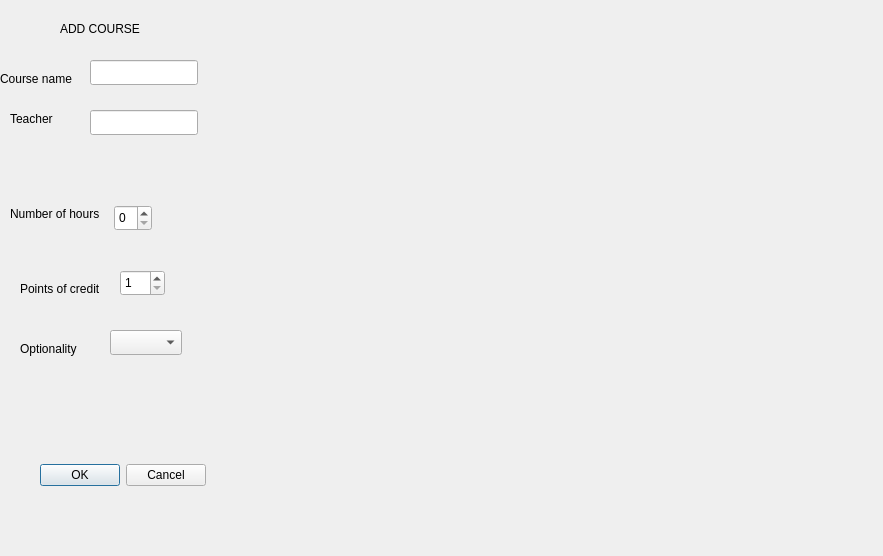
The window that coursedialog.ui (casalete/ErasmusIo) describes before a commit, drawn with Qt 5.
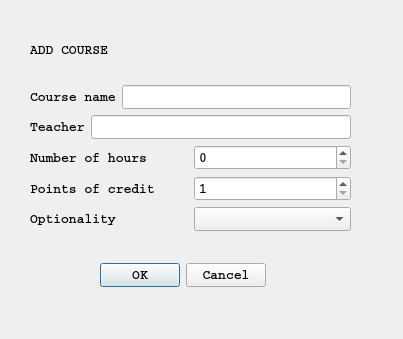
The same window after the commit. Icons and pictures are not drawn.

```diff
--- a/coursedialog.ui
+++ b/coursedialog.ui
@@ -6,162 +6,231 @@
    <rect>
     <x>0</x>
     <y>0</y>
-    <width>883</width>
-    <height>556</height>
+    <width>403</width>
+    <height>339</height>
    </rect>
   </property>
   <property name="windowTitle">
    <string>Dialog</string>
   </property>
+  <property name="styleSheet">
+   <string notr="true">background-image: url(:/unic.jpg);</string>
+  </property>
   <widget class="QDialogButtonBox" name="buttonBox">
    <property name="geometry">
     <rect>
-     <x>40</x>
-     <y>460</y>
+     <x>100</x>
+     <y>260</y>
      <width>166</width>
      <height>31</height>
     </rect>
    </property>
+   <property name="font">
+    <font>
+     <family>Courier</family>
+     <pointsize>10</pointsize>
+     <weight>75</weight>
+     <bold>true</bold>
+    </font>
+   </property>
    <property name="standardButtons">
     <set>QDialogButtonBox::Cancel|QDialogButtonBox::Ok</set>
    </property>
   </widget>
-  <widget class="QLabel" name="nrOfPC">
+  <widget class="QWidget" name="">
    <property name="geometry">
     <rect>
-     <x>20</x>
-     <y>280</y>
-     <width>91</width>
-     <height>17</height>
-    </rect>
-   </property>
-   <property name="text">
-    <string>Points of credit</string>
-   </property>
-  </widget>
-  <widget class="QSpinBox" name="nrCP">
-   <property name="geometry">
-    <rect>
-     <x>120</x>
-     <y>270</y>
-     <width>45</width>
-     <height>26</height>
-    </rect>
-   </property>
-   <property name="minimum">
-    <number>1</number>
-   </property>
-   <property name="maximum">
-    <number>6</number>
-   </property>
-  </widget>
-  <widget class="QLabel" name="optionality">
-   <property name="geometry">
-    <rect>
-     <x>20</x>
-     <y>340</y>
-     <width>71</width>
-     <height>17</height>
-    </rect>
-   </property>
-   <property name="text">
-    <string>Optionality</string>
-   </property>
-  </widget>
-  <widget class="QLabel" name="label_3">
-   <property name="geometry">
-    <rect>
-     <x>60</x>
+     <x>30</x>
      <y>20</y>
-     <width>131</width>
-     <height>17</height>
+     <width>321</width>
+     <height>211</height>
     </rect>
    </property>
-   <property name="text">
-    <string>ADD COURSE</string>
-   </property>
-  </widget>
-  <widget class="QComboBox" name="comboBox_optionality">
-   <property name="geometry">
-    <rect>
-     <x>110</x>
-     <y>330</y>
-     <width>72</width>
-     <height>25</height>
-    </rect>
-   </property>
-  </widget>
-  <widget class="QLineEdit" name="course">
-   <property name="geometry">
-    <rect>
-     <x>90</x>
-     <y>60</y>
-     <width>108</width>
-     <height>25</height>
-    </rect>
-   </property>
-  </widget>
-  <widget class="QLabel" name="courseName">
-   <property name="geometry">
-    <rect>
-     <x>0</x>
-     <y>70</y>
-     <width>75</width>
-     <height>17</height>
-    </rect>
-   </property>
-   <property name="text">
-    <string>Course name</string>
-   </property>
-  </widget>
-  <widget class="QLineEdit" name="teacher">
-   <property name="geometry">
-    <rect>
-     <x>90</x>
-     <y>110</y>
-     <width>108</width>
-     <height>25</height>
-    </rect>
-   </property>
-  </widget>
-  <widget class="QLabel" name="teacherName">
-   <property name="geometry">
-    <rect>
-     <x>10</x>
-     <y>108</y>
-     <width>51</width>
-     <height>21</height>
-    </rect>
-   </property>
-   <property name="text">
-    <string>Teacher</string>
-   </property>
-  </widget>
-  <widget class="QLabel" name="nrOfH">
-   <property name="geometry">
-    <rect>
-     <x>10</x>
-     <y>205</y>
-     <width>98</width>
-     <height>17</height>
-    </rect>
-   </property>
-   <property name="text">
-    <string>Number of hours</string>
-   </property>
-  </widget>
-  <widget class="QSpinBox" name="nrH">
-   <property name="geometry">
-    <rect>
-     <x>114</x>
-     <y>205</y>
-     <width>38</width>
-     <height>26</height>
-    </rect>
-   </property>
-   <property name="maximum">
-    <number>4</number>
-   </property>
+   <layout class="QVBoxLayout" name="verticalLayout_2">
+    <item>
+     <widget class="QLabel" name="label_3">
+      <property name="font">
+       <font>
+        <family>Courier</family>
+        <pointsize>10</pointsize>
+        <weight>75</weight>
+        <bold>true</bold>
+       </font>
+      </property>
+      <property name="text">
+       <string>ADD COURSE</string>
+      </property>
+     </widget>
+    </item>
+    <item>
+     <layout class="QVBoxLayout" name="verticalLayout">
+      <item>
+       <layout class="QHBoxLayout" name="horizontalLayout">
+        <item>
+         <widget class="QLabel" name="courseName">
+          <property name="font">
+           <font>
+            <family>Courier</family>
+            <pointsize>10</pointsize>
+            <weight>75</weight>
+            <bold>true</bold>
+           </font>
+          </property>
+          <property name="text">
+           <string>Course name</string>
+          </property>
+         </widget>
+        </item>
+        <item>
+         <widget class="QLineEdit" name="course">
+          <property name="font">
+           <font>
+            <family>Courier</family>
+            <pointsize>10</pointsize>
+            <weight>75</weight>
+            <bold>true</bold>
+           </font>
+          </property>
+         </widget>
+        </item>
+       </layout>
+      </item>
+      <item>
+       <layout class="QHBoxLayout" name="horizontalLayout_2">
+        <item>
+         <widget class="QLabel" name="teacherName">
+          <property name="font">
+           <font>
+            <family>Courier</family>
+            <pointsize>10</pointsize>
+            <weight>75</weight>
+            <bold>true</bold>
+           </font>
+          </property>
+          <property name="text">
+           <string>Teacher</string>
+          </property>
+         </widget>
+        </item>
+        <item>
+         <widget class="QLineEdit" name="teacher">
+          <property name="font">
+           <font>
+            <family>Courier</family>
+            <pointsize>10</pointsize>
+            <weight>75</weight>
+            <bold>true</bold>
+           </font>
+          </property>
+         </widget>
+        </item>
+       </layout>
+      </item>
+      <item>
+       <layout class="QHBoxLayout" name="horizontalLayout_3">
+        <item>
+         <widget class="QLabel" name="nrOfH">
+          <property name="font">
+           <font>
+            <family>Courier</family>
+            <pointsize>10</pointsize>
+            <weight>75</weight>
+            <bold>true</bold>
+           </font>
+          </property>
+          <property name="text">
+           <string>Number of hours</string>
+          </property>
+         </widget>
+        </item>
+        <item>
+         <widget class="QSpinBox" name="nrH">
+          <property name="font">
+           <font>
+            <family>Courier</family>
+            <pointsize>10</pointsize>
+            <weight>75</weight>
+            <bold>true</bold>
+           </font>
+          </property>
+          <property name="maximum">
+           <number>4</number>
+          </property>
+         </widget>
+        </item>
+       </layout>
+      </item>
+      <item>
+       <layout class="QHBoxLayout" name="horizontalLayout_4">
+        <item>
+         <widget class="QLabel" name="nrOfPC">
+          <property name="font">
+           <font>
+            <family>Courier</family>
+            <pointsize>10</pointsize>
+            <weight>75</weight>
+            <bold>true</bold>
+           </font>
+          </property>
+          <property name="text">
+           <string>Points of credit</string>
+          </property>
+         </widget>
+        </item>
+        <item>
+         <widget class="QSpinBox" name="nrCP">
+          <property name="font">
+           <font>
+            <family>Courier</family>
+            <pointsize>10</pointsize>
+            <weight>75</weight>
+            <bold>true</bold>
+           </font>
+          </property>
+          <property name="minimum">
+           <number>1</number>
+          </property>
+          <property name="maximum">
+           <number>6</number>
+          </property>
+         </widget>
+        </item>
+       </layout>
+      </item>
+      <item>
+       <layout class="QHBoxLayout" name="horizontalLayout_5">
+        <item>
+         <widget class="QLabel" name="optionality">
+          <property name="font">
+           <font>
+            <family>Courier</family>
+            <pointsize>10</pointsize>
+            <weight>75</weight>
+            <bold>true</bold>
+           </font>
+          </property>
+          <property name="text">
+           <string>Optionality</string>
+          </property>
+         </widget>
+        </item>
+        <item>
+         <widget class="QComboBox" name="comboBox_optionality">
+          <property name="font">
+           <font>
+            <family>Courier</family>
+            <pointsize>10</pointsize>
+            <weight>75</weight>
+            <bold>true</bold>
+           </font>
+          </property>
+         </widget>
+        </item>
+       </layout>
+      </item>
+     </layout>
+    </item>
+   </layout>
   </widget>
  </widget>
  <resources/>
```
